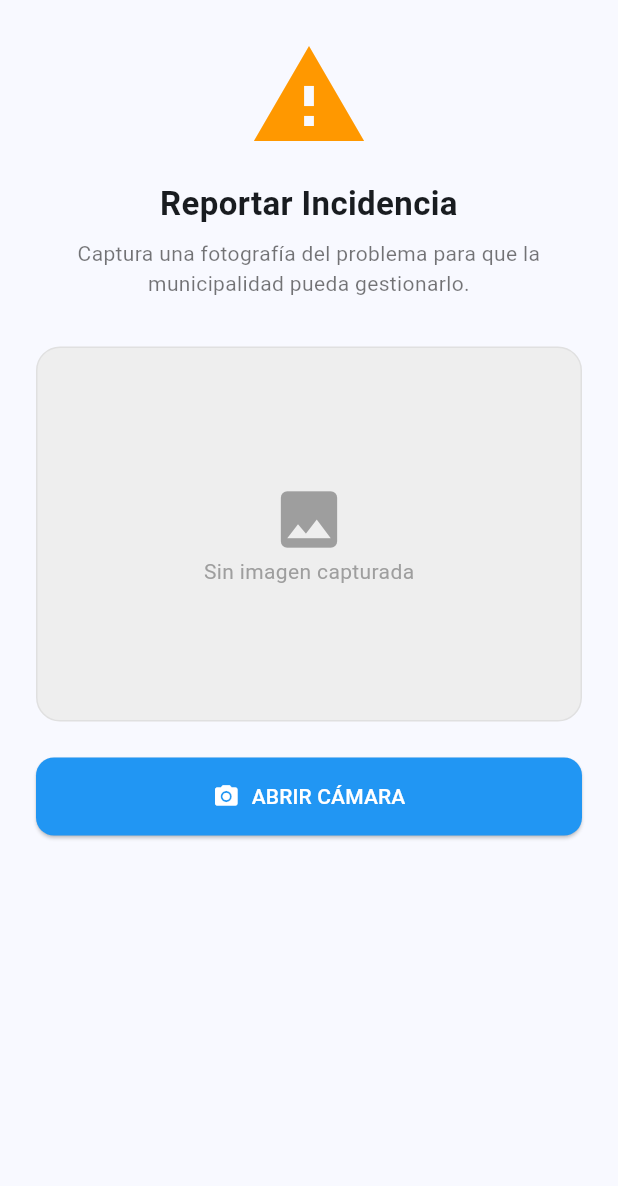
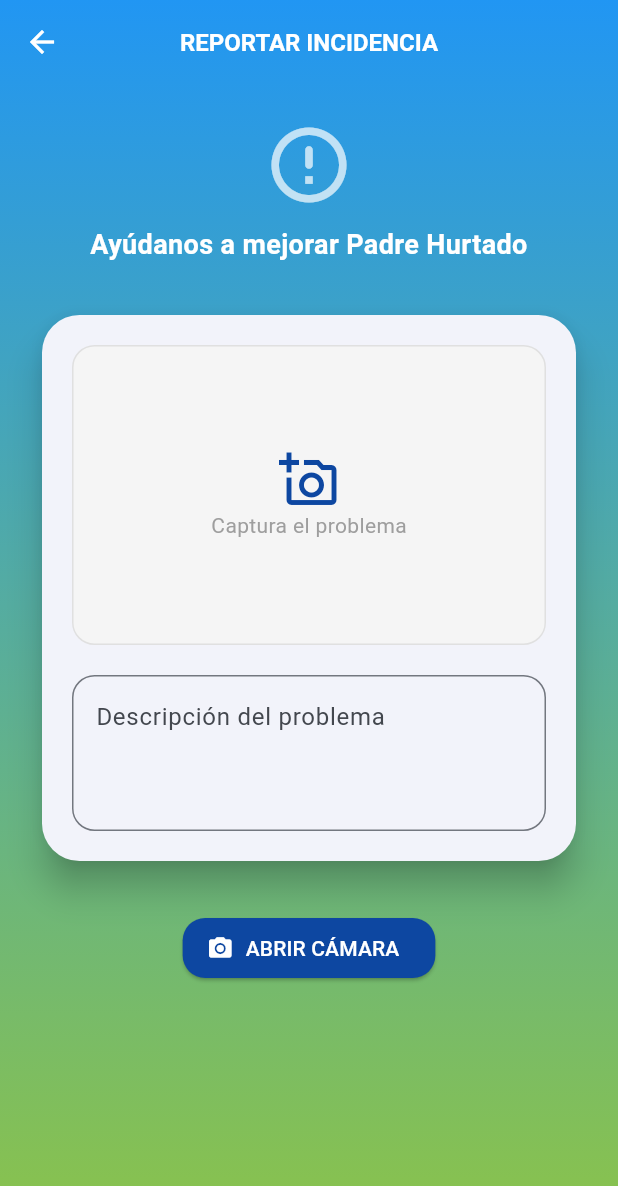
Before and after one commit to hecsalas/appMuniPH, a Flutter app: the HomePage screen opened directly, item 3 of the bottom bar chosen, after a tap on "Reportar Incidencia", on a phone screen of 412 x 824 dp. Shown: the top 1186 px of the screen. Run offline on Flutter 3.47's test engine with Material 3 defaults, Android fonts, the phone set to English and light mode, and no system bars; our stand-ins replace flutter_snake_navigationbar, font_awesome_flutter, geolocator, google_maps_flutter, image_picker, qr_flutter; network calls fail.

Commit message:
Nueva actualización

```diff
--- a/lib/camara.dart
+++ b/lib/camara.dart
@@ -12,6 +12,7 @@ class ReportPage extends StatefulWidget {
 class _ReportPageState extends State<ReportPage> {
   File? _imagenSeleccionada;
   final ImagePicker _picker = ImagePicker();
+  final TextEditingController _descripcionController = TextEditingController();
 
   Future<void> _tomarFoto() async {
     try {
@@ -38,91 +39,171 @@ class _ReportPageState extends State<ReportPage> {
   @override
   Widget build(BuildContext context) {
     return Scaffold(
-      body: SingleChildScrollView(
+      extendBodyBehindAppBar: true,
+      appBar: AppBar(
+        title: const Text(
+          "REPORTAR INCIDENCIA",
+          style: TextStyle(
+            fontSize: 16,
+            fontWeight: FontWeight.bold,
+            color: Colors.white,
+          ),
+        ),
+        centerTitle: true,
+        backgroundColor: Colors.transparent,
+        elevation: 0,
+        foregroundColor: Colors.white,
+      ),
+      body: Stack(
+        children: [
+          Container(
+            decoration: const BoxDecoration(
+              gradient: LinearGradient(
+                begin: Alignment.topCenter,
+                end: Alignment.bottomCenter,
+                colors: [Colors.blue, Colors.lightGreen],
+              ),
+            ),
+          ),
+
+          SafeArea(
+            child: SingleChildScrollView(
               padding: const EdgeInsets.all(24.0),
+              child: Column(
+                children: [
+                  const Icon(
+                    Icons.error_outline_rounded,
+                    size: 60,
+                    color: Colors.white70,
+                  ),
+                  const SizedBox(height: 10),
+                  const Text(
+                    "Ayúdanos a mejorar Padre Hurtado",
+                    textAlign: TextAlign.center,
+                    style: TextStyle(
+                      color: Colors.white,
+                      fontSize: 18,
+                      fontWeight: FontWeight.bold,
+                    ),
+                  ),
+                  const SizedBox(height: 30),
+
+                  Card(
+                    elevation: 10,
+                    shape: RoundedRectangleBorder(
+                      borderRadius: BorderRadius.circular(25),
+                    ),
+                    child: Padding(
+                      padding: const EdgeInsets.all(20.0),
                       child: Column(
                         crossAxisAlignment: CrossAxisAlignment.stretch,
                         children: [
-            const Icon(Icons.report_problem, size: 80, color: Colors.orange),
-            const SizedBox(height: 16),
-            const Text(
-              "Reportar Incidencia",
-              textAlign: TextAlign.center,
-              style: TextStyle(fontSize: 22, fontWeight: FontWeight.bold),
-            ),
-            const SizedBox(height: 8),
-            const Text(
-              "Captura una fotografía del problema para que la municipalidad pueda gestionarlo.",
-              textAlign: TextAlign.center,
-              style: TextStyle(color: Colors.black54),
-            ),
-            const SizedBox(height: 32),
-
-            // Área de previsualización de imagen
                           Container(
-              height: 250,
+                            height: 200,
                             decoration: BoxDecoration(
-                color: Colors.grey[200],
-                borderRadius: BorderRadius.circular(16),
-                border: Border.all(color: Colors.grey[300]!),
+                              color: Colors.grey.shade100,
+                              borderRadius: BorderRadius.circular(15),
+                              border: Border.all(color: Colors.grey.shade300),
                             ),
                             child: _imagenSeleccionada != null
                                 ? ClipRRect(
-                borderRadius: BorderRadius.circular(16),
-                child: Image.file(_imagenSeleccionada!, fit: BoxFit.cover),
+                                    borderRadius: BorderRadius.circular(15),
+                                    child: Image.file(
+                                      _imagenSeleccionada!,
+                                      fit: BoxFit.cover,
+                                    ),
                                   )
-                  : const Center(
-                child: Column(
+                                : Column(
                                     mainAxisAlignment: MainAxisAlignment.center,
                                     children: [
-                    Icon(Icons.image, size: 50, color: Colors.grey),
-                    Text("Sin imagen capturada", style: TextStyle(color: Colors.grey)),
+                                      Icon(
+                                        Icons.add_a_photo_outlined,
+                                        size: 40,
+                                        color: Colors.blue.shade900,
+                                      ),
+                                      const Text(
+                                        "Captura el problema",
+                                        style: TextStyle(color: Colors.grey),
+                                      ),
+                                    ],
+                                  ),
+                          ),
+                          const SizedBox(height: 20),
+
+                          TextField(
+                            controller: _descripcionController,
+                            maxLines: 3,
+                            decoration: InputDecoration(
+                              labelText: "Descripción del problema",
+                              hintText: "Ej: Poste de luz apagado...",
+                              alignLabelWithHint: true,
+                              border: OutlineInputBorder(
+                                borderRadius: BorderRadius.circular(15),
+                              ),
+                            ),
+                          ),
                         ],
                       ),
                     ),
                   ),
 
-            const SizedBox(height: 24),
+                  const SizedBox(height: 30),
 
                   ElevatedButton.icon(
                     onPressed: _tomarFoto,
                     icon: const Icon(Icons.camera_alt),
                     label: const Text("ABRIR CÁMARA"),
                     style: ElevatedButton.styleFrom(
-                padding: const EdgeInsets.symmetric(vertical: 16),
-                backgroundColor: Colors.blue,
+                      backgroundColor: Colors.blue.shade900,
                       foregroundColor: Colors.white,
-                shape: RoundedRectangleBorder(borderRadius: BorderRadius.circular(12)),
+                      maximumSize: const Size(double.infinity, 55),
+                      shape: RoundedRectangleBorder(
+                        borderRadius: BorderRadius.circular(15),
+                      ),
                     ),
                   ),
 
                   if (_imagenSeleccionada != null) ...[
-              const SizedBox(height: 12),
-              TextButton.icon(
-                onPressed: () => setState(() => _imagenSeleccionada = null),
-                icon: const Icon(Icons.delete, color: Colors.red),
-                label: const Text("ELIMINAR Y REPETIR", style: TextStyle(color: Colors.red)),
-              ),
-              const SizedBox(height: 24),
+                    const SizedBox(height: 15),
                     ElevatedButton(
                       onPressed: () {
-                  // No hay logica aun
                         ScaffoldMessenger.of(context).showSnackBar(
-                    const SnackBar(content: Text("Reporte enviado con éxito")),
+                          const SnackBar(
+                            content: Text(
+                              "Reporte Enviado. La municipalidad lo revisará pronto.",
+                            ),
+                          ),
                         );
                         Navigator.pop(context);
                       },
                       style: ElevatedButton.styleFrom(
-                  backgroundColor: Colors.green,
+                        backgroundColor: Colors.green.shade700,
                         foregroundColor: Colors.white,
-                  padding: const EdgeInsets.symmetric(vertical: 16),
+                        minimumSize: const Size(double.infinity, 55),
+                        shape: RoundedRectangleBorder(
+                          borderRadius: BorderRadius.circular(15),
                         ),
-                child: const Text("ENVIAR REPORTE FINAL"),
+                      ),
+                      child: const Text(
+                        "ENVIAR REPORTE FINAL",
+                        style: TextStyle(fontWeight: FontWeight.bold),
+                      ),
+                    ),
+                    TextButton(
+                      onPressed: () =>
+                          setState(() => _imagenSeleccionada = null),
+                      child: const Text(
+                        "Eliminar foto y repetir",
+                        style: TextStyle(color: Colors.white70),
+                      ),
                     ),
                   ],
                 ],
               ),
             ),
+          ),
+        ],
+      ),
     );
   }
 }
--- a/lib/historialBeneficios.dart
+++ b/lib/historialBeneficios.dart
@@ -68,8 +68,7 @@ class _HistorialPageState extends State<HistorialPage> {
           gradient: LinearGradient(
             begin: Alignment.topCenter,
             end: Alignment.bottomCenter,
-            colors: [Colors.blue, Colors.lightGreen, Colors.brown],
-            stops: [0.0, 0.6, 1.0],
+            colors: [Colors.blue, Colors.lightGreen],
           ),
         ),
         child: ListView.builder(
--- a/lib/home.dart
+++ b/lib/home.dart
@@ -30,43 +30,44 @@ class _HomePageState extends State<HomePage> {
   Widget build(BuildContext context) {
     return Scaffold(
       extendBody: true,
-      extendBodyBehindAppBar: false,
-      appBar:_currentIndex == 0 ?
-      AppBar(
+      extendBodyBehindAppBar: true,
+
+      appBar: _currentIndex == 0
+          ? AppBar(
               automaticallyImplyLeading: false,
-        backgroundColor: Colors.blue.shade900,
+              backgroundColor: Colors.transparent,
               elevation: 0,
+              surfaceTintColor: Colors.transparent,
               foregroundColor: Colors.white,
-        title: Column(
+
+              title: Padding(
+                padding: const EdgeInsets.only(top: 10.0),
+
+                child: Column(
                   crossAxisAlignment: CrossAxisAlignment.start,
                   children: [
                     const Text(
-              'Hola, Benjamín',
-              style: TextStyle(fontSize: 20, fontWeight: FontWeight.bold),
+                      'Hola, Miguel',
+                      style: TextStyle(
+                        fontSize: 26,
+                        fontWeight: FontWeight.bold,
+                        letterSpacing: -0.5,
+                      ),
                     ),
                     Text(
-              '¡Que bueno tenerte aquí!',
+                      'Bienvenido a Mi Padre Hurtado',
                       style: TextStyle(
                         fontSize: 14,
-                color: Colors.white.withAlpha(204),
-                fontWeight: FontWeight.w900,
+                        color: Colors.white.withAlpha(200),
+                        fontWeight: FontWeight.w500,
                       ),
                     ),
                   ],
                 ),
-        actions: [
-          IconButton(
-            onPressed: () {
-              Navigator.push(
-                context,
-                MaterialPageRoute(builder: (context) => InicioPage()),
-              );
-            },
-            icon: const Icon(Icons.logout_rounded),
               ),
-        ],
             )
           : null,
+
       body: Container(
         width: double.infinity,
         height: double.infinity,
@@ -77,7 +78,7 @@ class _HomePageState extends State<HomePage> {
             colors: [Colors.blue.shade900, Colors.green.shade800],
           ),
         ),
-        child: _paginas[_currentIndex],
+        child: SafeArea(child: _paginas[_currentIndex]),
       ),
 
       bottomNavigationBar: SnakeNavigationBar.color(
@@ -236,7 +237,6 @@ class InicioContent extends StatelessWidget {
           _buildTramites(context),
         ],
       ),
-
     );
   }
 }
@@ -267,7 +267,9 @@ Widget _buildTramites(BuildContext context) {
     ),
     child: InkWell(
       onTap: () {
-        Navigator.push(context, MaterialPageRoute(builder: (context) => TramitesPage()),
+        Navigator.push(
+          context,
+          MaterialPageRoute(builder: (context) => TramitesPage()),
         );
       },
       borderRadius: BorderRadius.circular(20),
@@ -285,7 +287,8 @@ Widget _buildTramites(BuildContext context) {
           children: [
             const SizedBox(width: 20),
             Expanded(
-              child: Text('Trámites',
+              child: Text(
+                'Trámites',
                 style: TextStyle(fontSize: 16, fontWeight: FontWeight.bold),
               ),
             ),
--- a/lib/perfil.dart
+++ b/lib/perfil.dart
@@ -1,5 +1,6 @@
 import 'package:app369/datos.dart';
 import 'package:app369/helpCenter.dart';
+import 'package:app369/inicio.dart';
 import 'package:app369/notificaciones.dart';
 import 'package:flutter/material.dart';
 import 'package:qr_flutter/qr_flutter.dart';
@@ -52,6 +53,43 @@ class _PerfilPageState extends State<PerfilPage> {
                 );
               },
             ),
+            const SizedBox(height: 6),
+
+            Center(
+              child: TextButton.icon(
+                onPressed: () {
+                  Navigator.pushAndRemoveUntil(
+                    context,
+                    MaterialPageRoute(builder: (context) => const InicioPage()),
+                    (route) => false,
+                  );
+                },
+                icon: const Icon(
+                  Icons.logout_rounded,
+                  color: Colors.white70,
+                  size: 20,
+                ),
+                label: const Text(
+                  "Cerrar Sesión",
+                  style: TextStyle(
+                    color: Colors.white70,
+                    fontWeight: FontWeight.bold,
+                    fontSize: 14,
+                  ),
+                ),
+                style: TextButton.styleFrom(
+                  padding: const EdgeInsets.symmetric(
+                    horizontal: 20,
+                    vertical: 10,
+                  ),
+                  backgroundColor: Colors.white.withAlpha(30),
+                  shape: RoundedRectangleBorder(
+                    borderRadius: BorderRadius.circular(20),
+                  ),
+                ),
+              ),
+            ),
+            const SizedBox(height: 30),
           ],
         ),
       ),
@@ -88,7 +126,7 @@ Widget _buildCredentialCard() {
               ),
               const SizedBox(height: 4),
               Text(
-                'Benjamín Muñoz Navarro',
+                'Miguel Tapia',
                 style: TextStyle(fontSize: 18, fontWeight: FontWeight.bold),
               ),
               Text(
--- a/lib/sos.dart
+++ b/lib/sos.dart
@@ -19,7 +19,7 @@ class _SosPageState extends State<SosPage> {
           "EMERGENCIAS",
           style: TextStyle(fontWeight: FontWeight.bold, color: Colors.white),
         ),
-        backgroundColor: Colors.red.shade900,
+        backgroundColor: Colors.transparent,
         automaticallyImplyLeading: false,
         centerTitle: true,
       ),
```
Lines whose indentation alone changed are shown as unchanged.
